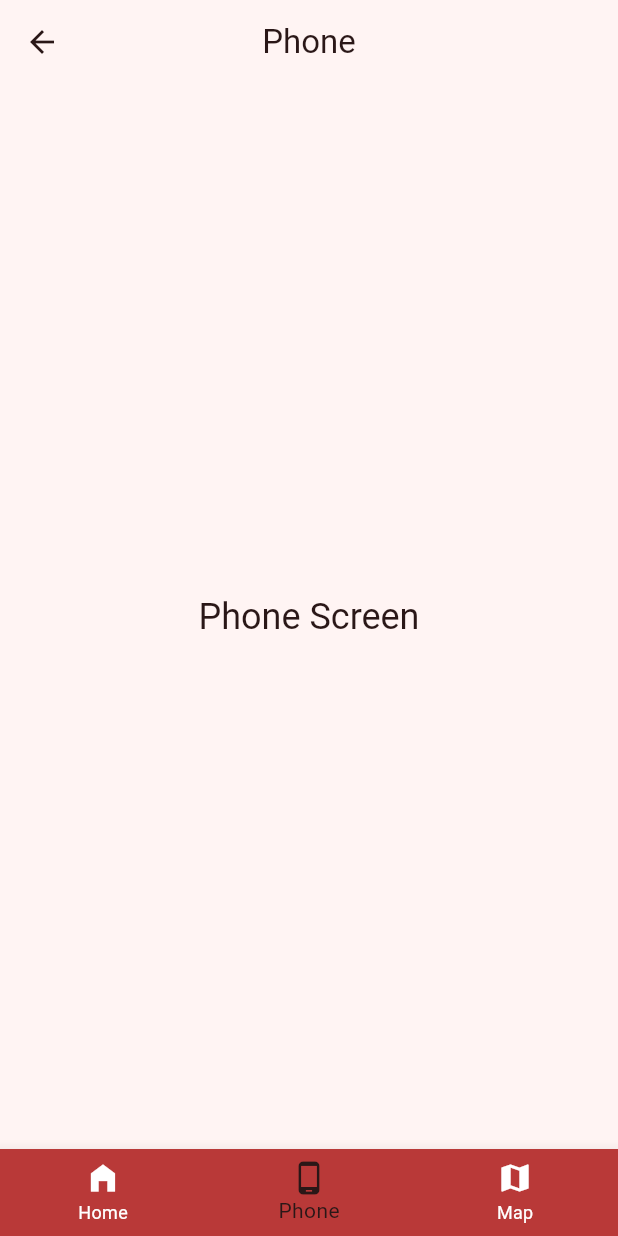
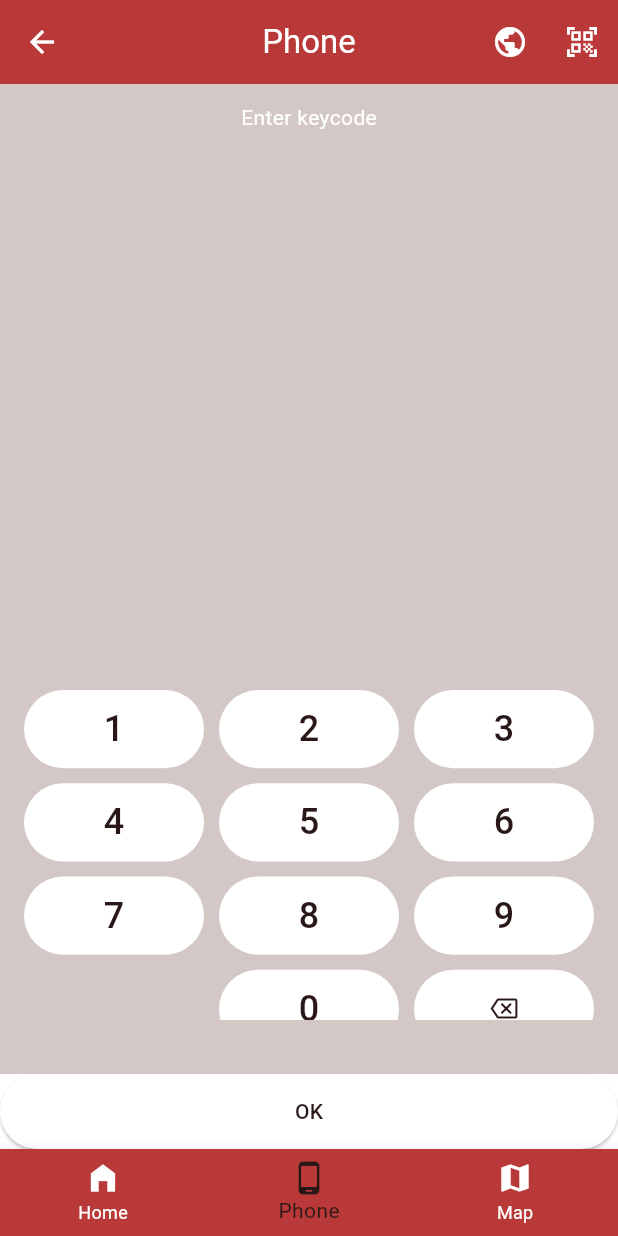
Before and after one commit to Nhatduy13nhatduy/flutter_web_app_task, a Flutter app: the NavbarScreen screen opened directly, item 2 of the bottom bar chosen, on a phone screen of 412 x 824 dp. Run offline on Flutter 3.47's test engine with Material 3 defaults, Android fonts, the phone set to English and light mode, and no system bars; network calls fail.

Commit message:
Add phone screen

```diff
--- a/lib/features/navbar_screen.dart
+++ b/lib/features/navbar_screen.dart
@@ -1,5 +1,8 @@
 import 'package:flutter/material.dart';
 import 'package:flutter_web_app_task/features/home/screen/home_screen.dart';
+import 'package:flutter_web_app_task/features/home/widget/language_card_widget.dart';
+import 'package:flutter_web_app_task/features/map/screen/map_screen.dart';
+import 'package:flutter_web_app_task/features/phone/screen/phone_screen.dart';
 
 class NavbarScreen extends StatefulWidget {
   const NavbarScreen({super.key});
@@ -11,15 +14,86 @@ class NavbarScreen extends StatefulWidget {
 class _NavbarScreenState extends State<NavbarScreen> {
   int _selectedIndex = 0;
 
+  static const List<Map<String, String>> _languages = [
+    {'name': 'English', 'flag': 'https://flagcdn.com/w160/gb.png'},
+    {'name': 'Vietnamese', 'flag': 'https://flagcdn.com/w160/vn.png'},
+    {'name': 'Japanese', 'flag': 'https://flagcdn.com/w160/jp.png'},
+    {'name': 'Chinese', 'flag': 'https://flagcdn.com/w160/cn.png'},
+    {'name': 'French', 'flag': 'https://flagcdn.com/w160/fr.png'},
+    {'name': 'German', 'flag': 'https://flagcdn.com/w160/de.png'},
+  ];
+
+  static const List<String> _titles = ['Home', 'Phone', 'Map'];
+
   late final List<Widget> _pages = const [
     HomeScreen(),
-    _SimpleTabScreen(title: 'Phone'),
-    _SimpleTabScreen(title: 'Map'),
+    PhoneScreen(),
+    MapScreen(),
   ];
+
+  void _showLanguageDialog(BuildContext context) {
+    showDialog<void>(
+      context: context,
+      useRootNavigator: false,
+      builder: (dialogContext) {
+        return AlertDialog(
+          insetPadding: const EdgeInsets.symmetric(
+            horizontal: 12,
+            vertical: 24,
+          ),
+          title: const Text('Language'),
+          content: ConstrainedBox(
+            constraints: const BoxConstraints(maxHeight: 420),
+            child: SizedBox(
+              width: double.maxFinite,
+              child: SingleChildScrollView(
+                child: Column(
+                  mainAxisSize: MainAxisSize.min,
+                  children: [
+                    for (var i = 0; i < _languages.length; i++) ...[
+                      LanguageCardWidget(
+                        text: _languages[i]['name']!,
+                        imageUrl: _languages[i]['flag']!,
+                        onTap: () => Navigator.of(dialogContext).pop(),
+                      ),
+                      if (i != _languages.length - 1)
+                        const SizedBox(height: 10),
+                    ],
+                  ],
+                ),
+              ),
+            ),
+          ),
+        );
+      },
+    );
+  }
 
   @override
   Widget build(BuildContext context) {
     return Scaffold(
+      appBar: AppBar(
+        backgroundColor: Theme.of(context).colorScheme.primary,
+        foregroundColor: Theme.of(context).colorScheme.surface,
+        iconTheme: IconThemeData(color: Theme.of(context).colorScheme.surface),
+        actionsIconTheme: IconThemeData(
+          color: Theme.of(context).colorScheme.surface,
+        ),
+        centerTitle: true,
+        title: Text(_titles[_selectedIndex]),
+        actions: [
+          IconButton(
+            onPressed: () => _showLanguageDialog(context),
+            icon: const Icon(Icons.public),
+            tooltip: 'Global',
+          ),
+          IconButton(
+            onPressed: () {},
+            icon: const Icon(Icons.qr_code_scanner),
+            tooltip: 'QR',
+          ),
+        ],
+      ),
       body: IndexedStack(index: _selectedIndex, children: _pages),
       bottomNavigationBar: BottomNavigationBar(
         currentIndex: _selectedIndex,
@@ -40,22 +114,3 @@ class _NavbarScreenState extends State<NavbarScreen> {
     );
   }
 }
-
-class _SimpleTabScreen extends StatelessWidget {
-  final String title;
-
-  const _SimpleTabScreen({required this.title});
-
-  @override
-  Widget build(BuildContext context) {
-    return Scaffold(
-      appBar: AppBar(centerTitle: true, title: Text(title)),
-      body: Center(
-        child: Text(
-          '$title Screen',
-          style: Theme.of(context).textTheme.headlineSmall,
-        ),
-      ),
-    );
-  }
-}
--- /dev/null
+++ b/lib/features/phone/screen/phone_screen.dart
@@ -0,0 +1,114 @@
+import 'package:flutter/material.dart';
+
+class PhoneScreen extends StatefulWidget {
+  const PhoneScreen({super.key});
+
+  @override
+  State<PhoneScreen> createState() => _PhoneScreenState();
+}
+
+class _PhoneScreenState extends State<PhoneScreen> {
+  String _code = '';
+
+  void _onKeyTap(String key) {
+    setState(() {
+      if (key == 'del') {
+        if (_code.isNotEmpty) {
+          _code = _code.substring(0, _code.length - 1);
+        }
+        return;
+      }
+
+      if (key.isNotEmpty && _code.length < 40) {
+        _code += key;
+      }
+    });
+  }
+
+  @override
+  Widget build(BuildContext context) {
+    const keys = ['1', '2', '3', '4', '5', '6', '7', '8', '9', '', '0', 'del'];
+
+    return Container(
+      width: double.infinity,
+      color: Theme.of(context).colorScheme.onSurface.withValues(alpha: 0.2),
+      child: SafeArea(
+        child: Column(
+          children: [
+            SizedBox(height: 12),
+            Text(
+              'Enter keycode',
+              style: TextStyle(color: Theme.of(context).colorScheme.surface),
+            ),
+            const SizedBox(height: 12),
+            Expanded(
+              child: Padding(
+                padding: const EdgeInsets.all(16),
+                child: Center(
+                  child: Text(
+                    _code.isEmpty ? '' : _code,
+                    style: TextStyle(
+                      color: Theme.of(context).colorScheme.surface,
+                      fontSize: 40,
+                      fontWeight: FontWeight.bold,
+                    ),
+                  ),
+                ),
+              ),
+            ),
+            const SizedBox(height: 20),
+            Padding(
+              padding: const EdgeInsets.all(16),
+              child: SizedBox(
+                height: 220,
+                child: GridView.builder(
+                  physics: const NeverScrollableScrollPhysics(),
+                  itemCount: keys.length,
+                  gridDelegate: const SliverGridDelegateWithFixedCrossAxisCount(
+                    crossAxisCount: 3,
+                    mainAxisSpacing: 10,
+                    crossAxisSpacing: 10,
+                    childAspectRatio: 2.3,
+                  ),
+                  itemBuilder: (context, index) {
+                    final key = keys[index];
+                    if (key.isEmpty) return const SizedBox.shrink();
+
+                    return ElevatedButton(
+                      onPressed: () => _onKeyTap(key),
+                      style: ElevatedButton.styleFrom(
+                        elevation: 0,
+                        backgroundColor: Theme.of(context).colorScheme.surface,
+                        foregroundColor: Theme.of(
+                          context,
+                        ).colorScheme.onSurface,
+                        shape: const StadiumBorder(),
+                      ),
+                      child: key == 'del'
+                          ? const Icon(Icons.backspace_outlined)
+                          : Text(key, style: const TextStyle(fontSize: 24)),
+                    );
+                  },
+                ),
+              ),
+            ),
+            Container(
+              color: Theme.of(context).colorScheme.surface,
+              width: double.infinity,
+              height: 50,
+              margin: const EdgeInsets.only(top: 20),
+              child: ElevatedButton(
+                onPressed: () {},
+                style: ElevatedButton.styleFrom(
+                  backgroundColor: Theme.of(context).colorScheme.surface,
+                  foregroundColor: Theme.of(context).colorScheme.onSurface,
+                ),
+                child: const Text('OK'),
+              ),
+            ),
+          ],
+        ),
+      ),
+    );
+  }
+}
--- a/lib/main.dart
+++ b/lib/main.dart
@@ -1,6 +1,6 @@
 import 'package:flutter/material.dart';
 import 'package:flutter_web_app_task/core/app_theme.dart';
-import 'package:flutter_web_app_task/features/intro/intro_screen.dart';
+import 'package:flutter_web_app_task/features/intro/screen/intro_screen.dart';
 import 'package:flutter_web_app_task/responsive_wrapper.dart';
 
 void main() {
--- a/lib/routers/app_router.dart
+++ b/lib/routers/app_router.dart
@@ -1,8 +1,8 @@
 import 'package:flutter/material.dart';
 import 'package:flutter_web_app_task/features/home/screen/home_screen.dart';
 import 'package:flutter_web_app_task/features/navbar_screen.dart';
-import 'package:flutter_web_app_task/features/intro/intro_screen.dart';
-import 'package:flutter_web_app_task/features/intro/intro_screen_2.dart';
+import 'package:flutter_web_app_task/features/intro/screen/intro_screen.dart';
+import 'package:flutter_web_app_task/features/intro/screen/intro_screen_2.dart';
 
 class AppRouter {
   static const String intro = '/';
```
Also changed, not shown: lib/features/home/screen/home_screen.dart (+1 -25 lines), lib/features/home/widget/language_card_widget.dart (added, +65 -0 lines), lib/features/map/screen/map_screen.dart (added, +15 -0 lines), lib/features/intro/screen/intro_screen.dart (renamed from lib/features/intro/intro_screen.dart), lib/features/intro/screen/intro_screen_2.dart (renamed from lib/features/intro/intro_screen_2.dart), lib/features/phone/screen/video_screen.dart (added).
